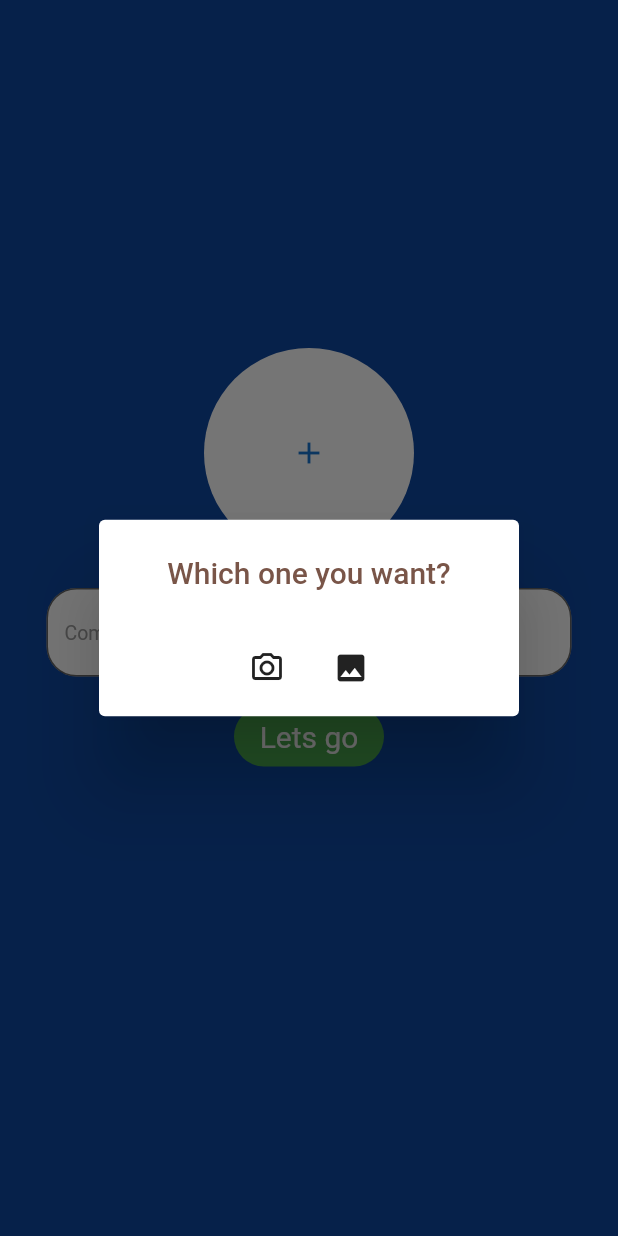
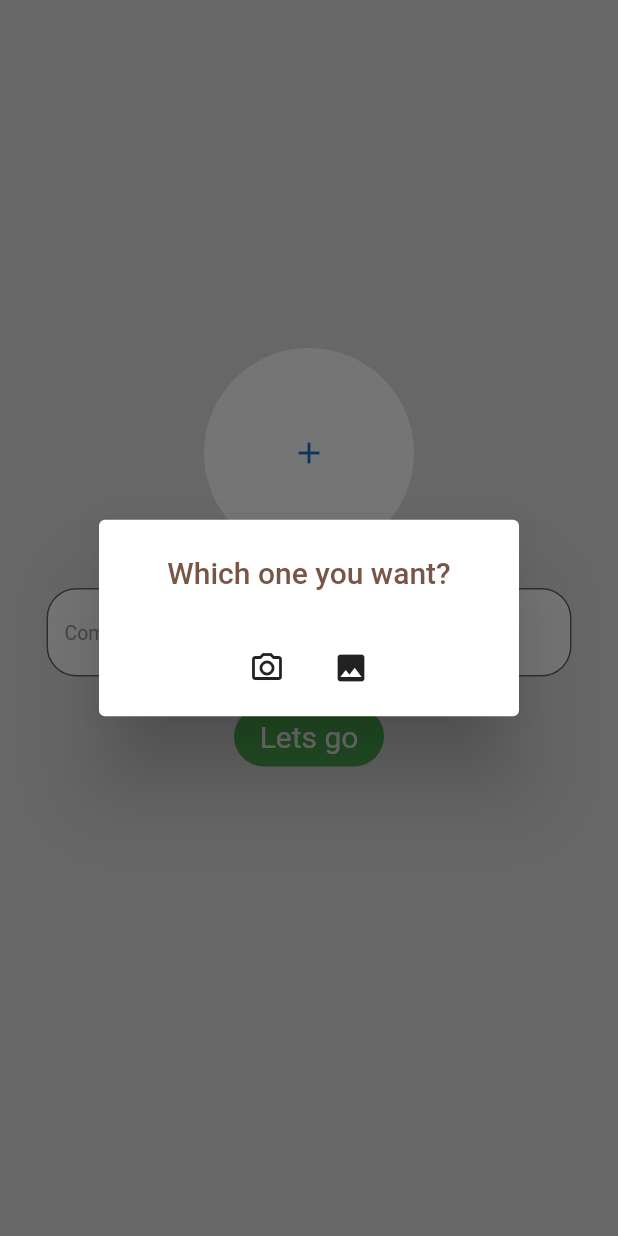
Before and after one commit to Salmanufaris/company-app, a Flutter app: the screen it shows after launch, after a tap on the "add" icon, on a phone screen of 412 x 824 dp. Run offline on Flutter 3.47's test engine with Material 2 defaults, Android fonts, the phone set to English and light mode, and no system bars; our stand-ins replace smooth_page_indicator, syncfusion_flutter_charts.

Commit message:
third commit

```diff
--- a/lib/main.dart
+++ b/lib/main.dart
@@ -16,6 +16,7 @@ class MyApp extends StatelessWidget {
     return MaterialApp(
       title: 'Flutter App',
       home: SplashScreen(),
+      debugShowCheckedModeBanner: false,
     );
   }
 }
--- a/lib/screens/add.dart
+++ b/lib/screens/add.dart
@@ -110,7 +110,10 @@ class _Add_ScreenState extends State<Add_Screen> {
               value: dropdownvalue,
               underline: Container(
                 height: 2,
-                color: Colors.white,
+                decoration: BoxDecoration(
+                  borderRadius: BorderRadius.circular(10),
+                  color: Colors.white,
+                ),
               ),
               //icon
               icon: const Icon(Icons.keyboard_arrow_down),
--- a/lib/screens/average.dart
+++ b/lib/screens/average.dart
@@ -8,6 +8,7 @@ class Average_screen extends StatelessWidget {
     return SafeArea(
       child: Scaffold(
           appBar: AppBar(
+            automaticallyImplyLeading: false,
             backgroundColor: Colors.grey.shade900,
             title: Text("Average Employees"),
             centerTitle: true,
--- a/lib/screens/best.dart
+++ b/lib/screens/best.dart
@@ -8,6 +8,7 @@ class Best_screen extends StatelessWidget {
     return SafeArea(
       child: Scaffold(
           appBar: AppBar(
+            automaticallyImplyLeading: false,
             backgroundColor: Colors.grey.shade900,
             title: Text("Best Employees"),
             centerTitle: true,
--- a/lib/screens/edit.dart
+++ b/lib/screens/edit.dart
@@ -56,7 +56,7 @@ class _Add_ScreenState extends State<Edit_Screen> {
               },
               color: Colors.amber,
               splashColor: Colors.yellow,
-              icon: Icon(Icons.add),
+              icon: Icon(Icons.edit),
             ),
             Container(
               height: 30,
@@ -174,7 +174,7 @@ class _Add_ScreenState extends State<Edit_Screen> {
             ),
             TextButton(
               onPressed: () {},
-              child: Text("Add"),
+              child: Text("Save"),
             )
           ],
         )),
--- a/lib/screens/login.dart
+++ b/lib/screens/login.dart
@@ -13,16 +13,16 @@ class _LoginScreenState extends State<LoginScreen> {
   @override
   Widget build(BuildContext context) {
     return Scaffold(
-      backgroundColor: Colors.blue.shade900,
+      backgroundColor: Colors.grey.shade300,
       body: Container(
         height: double.infinity,
-        color: Colors.blue.shade900,
+        color: Colors.grey.shade300,
         width: double.infinity,
         alignment: Alignment.center,
         child: Container(
           height: 600,
           width: 350,
-          color: Colors.blue.shade900,
+          color: Colors.grey.shade300,
           child: Column(
             children: [
               SizedBox(
--- a/lib/screens/low.dart
+++ b/lib/screens/low.dart
@@ -8,6 +8,7 @@ class Low_screen extends StatelessWidget {
     return SafeArea(
       child: Scaffold(
           appBar: AppBar(
+            automaticallyImplyLeading: false,
             backgroundColor: Colors.grey.shade900,
             title: Text("Low Employees"),
             centerTitle: true,
--- a/lib/screens/splash.dart
+++ b/lib/screens/splash.dart
@@ -17,19 +17,22 @@ class _MyWidgetState extends State<SplashScreen> {
 
   Widget build(BuildContext context) {
     return Scaffold(
-        backgroundColor: Colors.blue,
-        body: Center(
-          child: Image.asset(
-            "assets/images/logo3.jpg",
-            height: 100,
-            width: 100,
+      backgroundColor: Colors.blue,
+      body: Center(
+        child: Text(
+          " YOUR WELCOME",
+          style: TextStyle(
+            fontSize: 30,
+            fontWeight: FontWeight.bold,
           ),
-        ));
+        ),
+      ),
+    );
   }
 
   Future<void> gotoLoginpage() async {
     await Future.delayed(Duration(seconds: 2));
-    Navigator.of(context).pushReplacement(
+    Navigator.of(context).push(
       MaterialPageRoute(builder: (context) => LoginScreen()),
     );
   }
--- a/pubspec.yaml
+++ b/pubspec.yaml
@@ -36,6 +36,8 @@ dependencies:
   # Use with the CupertinoIcons class for iOS style icons.
   cupertino_icons: ^1.0.2
   smooth_page_indicator: ^1.1.0
+  syncfusion_flutter_charts: ^23.1.42
+
 
 dev_dependencies:
   flutter_test:
```
Also changed, not shown: lib/screens/chart.dart (+51 -3 lines), lib/screens/home.dart (+4 -7 lines), lib/screens/intro2.dart (deleted, +0 -38 lines), lib/screens/settings.dart (+6 -2 lines), lib/screens/subscreens/intro1.dart (renamed from lib/screens/intro1.dart, +6 -4 lines), lib/screens/subscreens/intro2.dart (added, +78 -0 lines), assets/images/2.png (added), lib/bottombar.dart (renamed from lib/screens/bottombar.dart), lib/screens/subscreens/onbody1.dart (renamed from lib/screens/onbody1.dart), pubspec.lock.
